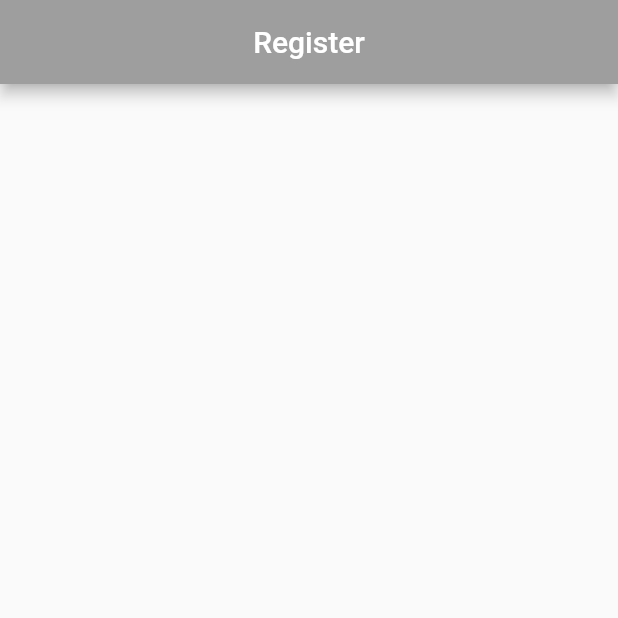
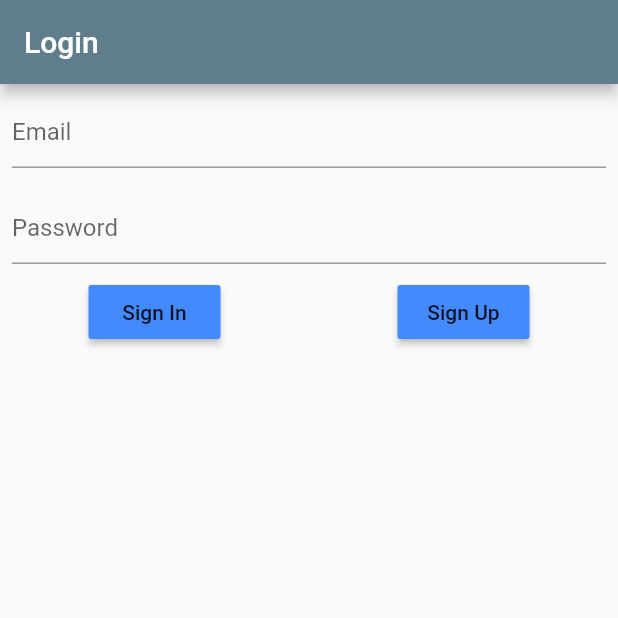
Before and after one commit to juanrayhanhidayah/jadwalkuu_kel3_tif18cidb, a Flutter app: the screen it shows after launch, on a phone screen of 412 x 824 dp, the top half of it. Run offline on Flutter 3.47's test engine with Material 2 defaults, Android fonts, the phone set to English and light mode, and no system bars; our stand-ins replace firebase_auth, firebase_core; accounts and stored records are empty.

Commit message:
deprecated solved, sign up and sign in setup with firebase completed, next task logic of sign in and sign up

```diff
--- a/lib/main.dart
+++ b/lib/main.dart
@@ -1,17 +1,9 @@
+import 'package:firebase_core/firebase_core.dart';
 import 'package:flutter/material.dart';
+import 'package:jadwal_app/src/app.dart';
 
-import 'register.dart';
-
-void main() {
-  runApp(MyApp());
+void main() async {
+  WidgetsFlutterBinding.ensureInitialized();
+  await Firebase.initializeApp();
+  runApp(App());
 }
-
-class MyApp extends StatelessWidget {
-  // This widget is the root of your application.
-  @override
-  Widget build(BuildContext context) {
-    return MaterialApp(
-      home: RegisterPage(),
-    );
-  }
-}
--- a/lib/register.dart
+++ /dev/null
@@ -1,27 +0,0 @@
-import 'package:flutter/material.dart';
-
-class RegisterPage extends StatefulWidget {
-  @override
-  _RegisterPageState createState() => _RegisterPageState();
-}
-
-class _RegisterPageState extends State<RegisterPage> {
-  @override
-  Widget build(BuildContext context) {
-    return Scaffold(
-        appBar: AppBar(
-          centerTitle: true,
-          title: Text('Register'),
-          backgroundColor: Colors.grey,
-        ),
-        body: Center(
-            child: Column(
-          mainAxisAlignment: MainAxisAlignment.start,
-          children: <Widget>[
-            SizedBox(
-              height: 80.0,
-            )
-          ],
-        )));
-  }
-}
--- /dev/null
+++ b/lib/src/app.dart
@@ -0,0 +1,14 @@
+import 'package:flutter/material.dart';
+import 'package:jadwal_app/src/screens/login.dart';
+
+class App extends StatelessWidget {
+  @override
+  Widget build(BuildContext context) {
+    return MaterialApp(
+      title: 'Jadwalku',
+      theme: ThemeData(
+          accentColor: Colors.blueAccent, primarySwatch: Colors.blueGrey),
+      home: LoginScreen(),
+    );
+  }
+}
--- /dev/null
+++ b/lib/src/screens/login.dart
@@ -0,0 +1,78 @@
+import 'package:firebase_auth/firebase_auth.dart';
+import 'package:flutter/material.dart';
+import 'package:jadwal_app/src/screens/home.dart';
+
+class LoginScreen extends StatefulWidget {
+  LoginScreen({Key key}) : super(key: key);
+
+  @override
+  _LoginScreenState createState() => _LoginScreenState();
+}
+
+class _LoginScreenState extends State<LoginScreen> {
+  String _email, _password;
+  final auth = FirebaseAuth.instance;
+
+  @override
+  Widget build(BuildContext context) {
+    return Scaffold(
+      appBar: AppBar(
+        title: Text('Login'),
+      ),
+      body: Column(
+        children: [
+          Padding(
+            padding: const EdgeInsets.all(8.0),
+            child: TextField(
+              keyboardType: TextInputType.emailAddress,
+              decoration: InputDecoration(hintText: 'Email'),
+              onChanged: (value) {
+                setState(() {
+                  _email = value.trim();
+                });
+              },
+            ),
+          ),
+          Padding(
+            padding: const EdgeInsets.all(8.0),
+            child: TextField(
+              obscureText: true,
+              decoration: InputDecoration(hintText: 'Password'),
+              onChanged: (value) {
+                setState(() {
+                  _password = value.trim();
+                });
+              },
+            ),
+          ),
+          Row(
+            mainAxisAlignment: MainAxisAlignment.spaceAround,
+            children: [
+              RaisedButton(
+                color: Theme.of(context).accentColor,
+                child: Text('Sign In'),
+                onPressed: () {
+                  auth.signInWithEmailAndPassword(
+                      email: _email, password: _password);
+                  Navigator.of(context).pushReplacement(MaterialPageRoute(
+                    builder: (context) => HomeScreen(),
+                  ));
+                },
+              ),
+              RaisedButton(
+                  color: Theme.of(context).accentColor,
+                  child: Text('Sign Up'),
+                  onPressed: () {
+                    auth.createUserWithEmailAndPassword(
+                        email: _email, password: _password);
+                    Navigator.of(context).pushReplacement(MaterialPageRoute(
+                      builder: (context) => HomeScreen(),
+                    ));
+                  }),
+            ],
+          )
+        ],
+      ),
+    );
+  }
+}
--- a/pubspec.yaml
+++ b/pubspec.yaml
@@ -1,4 +1,4 @@
-name: jadwalkuu
+name: jadwal_app
 description: A new Flutter project.
 
 # The following line prevents the package from being accidentally published to
@@ -28,8 +28,8 @@ dependencies:
   # The following adds the Cupertino Icons font to your application.
   # Use with the CupertinoIcons class for iOS style icons.
   cupertino_icons: ^1.0.0
-  firebase_auth: ^0.14.0+5
-  cloud_firestore: ^0.12.9+4
+  firebase_core: ^0.5.3
+  firebase_auth: ^0.18.4+1
 
 dev_dependencies:
   flutter_test:
```
Also changed, not shown: lib/src/screens/home.dart (added, +23 -0 lines), pubspec.lock, 21 other files.
